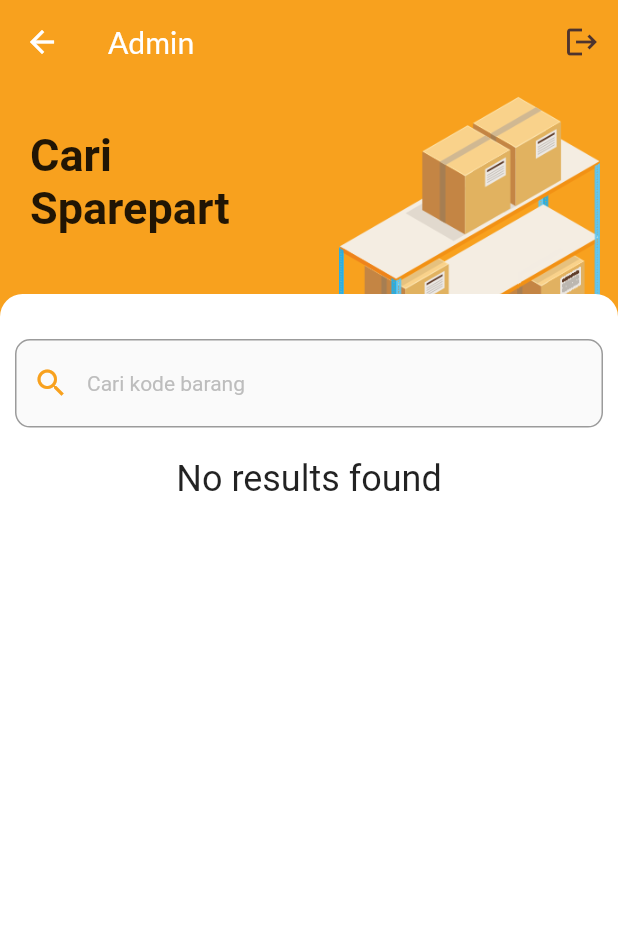
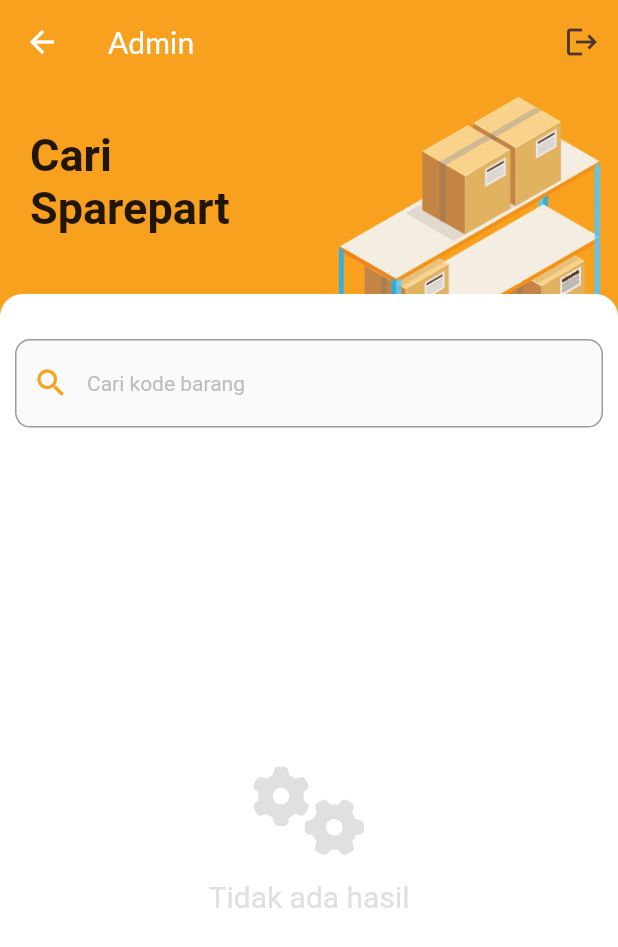
Before and after one commit to faridistiqlal/inventory_app, a Flutter app: the HalAdmin screen opened by its route, on a phone screen of 412 x 824 dp. Shown: the top 947 px of the screen. Run offline on Flutter 3.47's test engine with Material 2 defaults, Android fonts, the phone set to English and light mode, and no system bars; our stand-ins replace cached_network_image, flutter_spinkit, font_awesome_flutter, google_fonts, modal_progress_hud_nsn, package_info_plus and 1 more; missing offline and left inert: material_dialogs; accounts and stored records are empty; network calls fail.

```diff
--- a/lib/view/admin/hal_admin.dart
+++ b/lib/view/admin/hal_admin.dart
@@ -2,6 +2,7 @@ import 'package:cached_network_image/cached_network_image.dart';
 import 'package:flutter/foundation.dart';
 import 'package:flutter/material.dart';
 import 'package:font_awesome_flutter/font_awesome_flutter.dart';
+// import 'package:font_awesome_flutter/font_awesome_flutter.dart';
 import 'package:google_fonts/google_fonts.dart';
 import 'package:inventory_app/style/style.dart';
 import 'package:material_dialogs/material_dialogs.dart';
@@ -12,6 +13,8 @@ import 'package:http/http.dart' as http;
 import 'package:inventory_app/service/service.dart';
 import '../../class/header.dart';
 import 'dart:convert';
+
+import 'detail/detail_sparepart.dart';
 
 class HalAdmin extends StatefulWidget {
   const HalAdmin({Key? key}) : super(key: key);
@@ -135,15 +138,9 @@ class _HalAdminState extends State<HalAdmin> {
                   ),
                   IconsButton(
                     onPressed: () async {
-                      SharedPreferences preferences =
+                      SharedPreferences pref =
                           await SharedPreferences.getInstance();
-                      for (String key in preferences.getKeys()) {
-                        if (key != "_pref") {
-                          preferences.remove(key);
-                        }
-                      }
-
-                      // pref.clear();
+                      pref.clear();
                       _cekLogout();
                       Navigator.pop(context);
                     },
@@ -217,24 +214,7 @@ class _HalAdminState extends State<HalAdmin> {
                   child: _foundUsers.isNotEmpty
                       ? ListView.builder(
                           itemCount: _foundUsers.length,
-                          itemBuilder: (context, index) =>
-                              // Card(
-                              //   key: ValueKey(_foundUsers[index]["id"]),
-                              //   color: Colors.amberAccent,
-                              //   elevation: 4,
-                              //   margin: const EdgeInsets.symmetric(vertical: 10),
-                              //   child:
-                              // ListTile(
-                              //   leading: Text(
-                              //     _foundUsers[index]["id"].toString(),
-                              //     style: const TextStyle(fontSize: 24),
-                              //   ),
-                              //   title: Text(_foundUsers[index]['nama']),
-                              //   subtitle: Text(
-                              //       '${_foundUsers[index]["kode"].toString()} years old'),
-                              // ),
-
-                              Container(
+                          itemBuilder: (context, index) => Container(
                             key: ValueKey(_foundUsers[index]["id"]),
                             padding: EdgeInsets.only(
                               top: mediaQueryData.size.height * 0.01,
@@ -259,7 +239,16 @@ class _HalAdminState extends State<HalAdmin> {
                               child: Material(
                                 color: Colors.white,
                                 child: InkWell(
-                                  onTap: () {},
+                                  onTap: () {
+                                    Navigator.push(
+                                      context,
+                                      MaterialPageRoute(
+                                        builder: (context) => DetailSparepart(
+                                          dId: _foundUsers[index]["id"],
+                                        ),
+                                      ),
+                                    ).then((value) => getSparepart());
+                                  },
                                   child: Row(
                                     crossAxisAlignment:
                                         CrossAxisAlignment.start,
@@ -386,9 +375,28 @@ class _HalAdminState extends State<HalAdmin> {
                           ),
                           // ),
                         )
-                      : const Text(
-                          'No results found',
-                          style: TextStyle(fontSize: 24),
+                      : Center(
+                          child: Column(
+                            mainAxisAlignment: MainAxisAlignment.center,
+                            children: <Widget>[
+                              FaIcon(
+                                FontAwesomeIcons.gears,
+                                color: Colors.grey[300],
+                                size: 60,
+                              ),
+                              Padding(
+                                padding: EdgeInsets.only(
+                                    top: mediaQueryData.size.height * 0.02),
+                              ),
+                              Text(
+                                "Tidak ada hasil",
+                                style: TextStyle(
+                                  fontSize: 20.0,
+                                  color: Colors.grey[300],
+                                ),
+                              )
+                            ],
+                          ),
                         ),
                 ),
               ],
```
